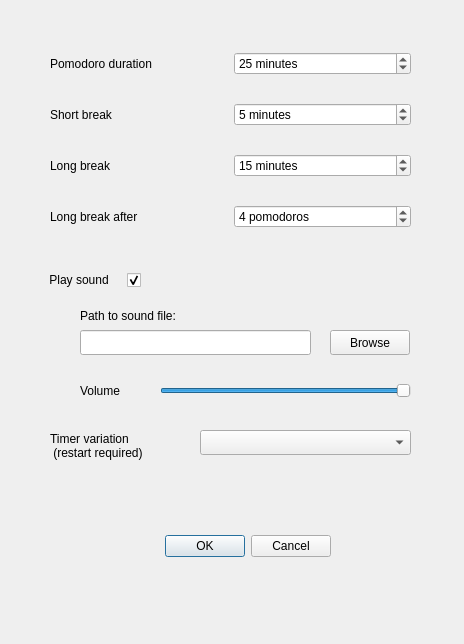
First picture: the form in qt_gui/ui/settings.ui, repository ravenvz/SprintTimer, before the edit.
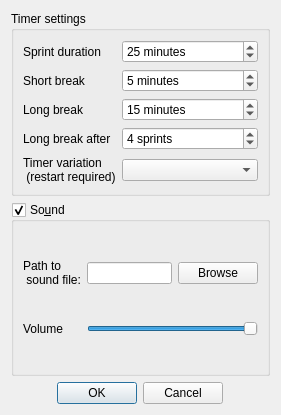
Second picture: the form after the edit. Icons and pictures are not drawn.

```diff
--- a/qt_gui/ui/settings.ui
+++ b/qt_gui/ui/settings.ui
@@ -6,8 +6,8 @@
    <rect>
     <x>0</x>
     <y>0</y>
-    <width>464</width>
-    <height>644</height>
+    <width>281</width>
+    <height>415</height>
    </rect>
   </property>
   <property name="windowTitle">
@@ -17,51 +17,22 @@
    <iconset resource="../resources/resources.qrc">
     <normaloff>:/icons/config.ico</normaloff>:/icons/config.ico</iconset>
   </property>
-  <widget class="QDialogButtonBox" name="buttonBox">
-   <property name="geometry">
-    <rect>
-     <x>-10</x>
-     <y>530</y>
-     <width>341</width>
-     <height>32</height>
-    </rect>
-   </property>
-   <property name="orientation">
-    <enum>Qt::Horizontal</enum>
-   </property>
-   <property name="standardButtons">
-    <set>QDialogButtonBox::Cancel|QDialogButtonBox::Ok</set>
-   </property>
-  </widget>
-  <widget class="QSlider" name="hSliderVolume">
-   <property name="geometry">
-    <rect>
-     <x>160</x>
-     <y>380</y>
-     <width>251</width>
-     <height>21</height>
-    </rect>
-   </property>
-   <property name="maximum">
-    <number>100</number>
-   </property>
-   <property name="sliderPosition">
-    <number>100</number>
-   </property>
-   <property name="orientation">
-    <enum>Qt::Horizontal</enum>
-   </property>
-  </widget>
-  <widget class="QWidget" name="gridLayoutWidget">
-   <property name="geometry">
-    <rect>
-     <x>50</x>
-     <y>30</y>
-     <width>361</width>
-     <height>221</height>
-    </rect>
+  <layout class="QVBoxLayout" name="verticalLayout">
+   <item>
+    <widget class="QGroupBox" name="gbTimerSettings">
+     <property name="title">
+      <string>Timer settings</string>
    </property>
    <layout class="QGridLayout" name="gridLayout">
+      <property name="topMargin">
+       <number>9</number>
+      </property>
+      <property name="bottomMargin">
+       <number>9</number>
+      </property>
+      <property name="verticalSpacing">
+       <number>6</number>
+      </property>
     <item row="2" column="0">
      <widget class="QLabel" name="label_3">
       <property name="text">
@@ -69,7 +40,64 @@
       </property>
      </widget>
     </item>
-    <item row="1" column="1">
+      <item row="0" column="2" colspan="2">
+       <widget class="QSpinBox" name="spBxSprintDuration">
+        <property name="accessibleName">
+         <string/>
+        </property>
+        <property name="accessibleDescription">
+         <string/>
+        </property>
+        <property name="specialValueText">
+         <string/>
+        </property>
+        <property name="suffix">
+         <string> minutes</string>
+        </property>
+        <property name="minimum">
+         <number>1</number>
+        </property>
+        <property name="maximum">
+         <number>120</number>
+        </property>
+        <property name="value">
+         <number>25</number>
+        </property>
+       </widget>
+      </item>
+      <item row="2" column="2" colspan="2">
+       <widget class="QSpinBox" name="spBxLongDuration">
+        <property name="accessibleName">
+         <string/>
+        </property>
+        <property name="accessibleDescription">
+         <string/>
+        </property>
+        <property name="specialValueText">
+         <string/>
+        </property>
+        <property name="suffix">
+         <string> minutes</string>
+        </property>
+        <property name="minimum">
+         <number>1</number>
+        </property>
+        <property name="maximum">
+         <number>120</number>
+        </property>
+        <property name="value">
+         <number>15</number>
+        </property>
+       </widget>
+      </item>
+      <item row="3" column="0">
+       <widget class="QLabel" name="label_4">
+        <property name="text">
+         <string>Long break after</string>
+        </property>
+       </widget>
+      </item>
+      <item row="1" column="2" colspan="2">
      <widget class="QSpinBox" name="spBxShortDuration">
       <property name="accessibleName">
        <string/>
@@ -97,7 +125,7 @@
     <item row="0" column="0">
      <widget class="QLabel" name="label">
       <property name="text">
-       <string>Pomodoro duration</string>
+         <string>Sprint duration</string>
       </property>
      </widget>
     </item>
@@ -108,57 +136,7 @@
       </property>
      </widget>
     </item>
-    <item row="0" column="1">
-     <widget class="QSpinBox" name="spBxPomodoroDuration">
-      <property name="accessibleName">
-       <string/>
-      </property>
-      <property name="accessibleDescription">
-       <string/>
-      </property>
-      <property name="specialValueText">
-       <string/>
-      </property>
-      <property name="suffix">
-       <string> minutes</string>
-      </property>
-      <property name="minimum">
-       <number>1</number>
-      </property>
-      <property name="maximum">
-       <number>120</number>
-      </property>
-      <property name="value">
-       <number>25</number>
-      </property>
-     </widget>
-    </item>
-    <item row="2" column="1">
-     <widget class="QSpinBox" name="spBxLongDuration">
-      <property name="accessibleName">
-       <string/>
-      </property>
-      <property name="accessibleDescription">
-       <string/>
-      </property>
-      <property name="specialValueText">
-       <string/>
-      </property>
-      <property name="suffix">
-       <string> minutes</string>
-      </property>
-      <property name="minimum">
-       <number>1</number>
-      </property>
-      <property name="maximum">
-       <number>120</number>
-      </property>
-      <property name="value">
-       <number>15</number>
-      </property>
-     </widget>
-    </item>
-    <item row="3" column="1">
+      <item row="3" column="2" colspan="2">
      <widget class="QSpinBox" name="spBxLongBreakAfter">
       <property name="accessibleName">
        <string/>
@@ -170,7 +148,7 @@
        <string/>
       </property>
       <property name="suffix">
-       <string> pomodoros</string>
+         <string> sprints</string>
       </property>
       <property name="minimum">
        <number>2</number>
@@ -183,111 +161,92 @@
       </property>
      </widget>
     </item>
-    <item row="3" column="0">
-     <widget class="QLabel" name="label_4">
-      <property name="text">
-       <string>Long break after</string>
-      </property>
-     </widget>
-    </item>
-   </layout>
-  </widget>
-  <widget class="QLabel" name="lblSoundVolume">
-   <property name="geometry">
-    <rect>
-     <x>80</x>
-     <y>370</y>
-     <width>61</width>
-     <height>41</height>
-    </rect>
-   </property>
-   <property name="text">
-    <string>Volume</string>
-   </property>
-  </widget>
-  <widget class="QCheckBox" name="chBxPlaySound">
-   <property name="geometry">
-    <rect>
-     <x>30</x>
-     <y>270</y>
-     <width>111</width>
-     <height>20</height>
-    </rect>
-   </property>
-   <property name="layoutDirection">
-    <enum>Qt::RightToLeft</enum>
-   </property>
-   <property name="text">
-    <string>Play sound    </string>
-   </property>
-   <property name="checked">
-    <bool>true</bool>
-   </property>
-  </widget>
-  <widget class="QLineEdit" name="lePathToSoundFile">
-   <property name="geometry">
-    <rect>
-     <x>80</x>
-     <y>330</y>
-     <width>231</width>
-     <height>25</height>
-    </rect>
-   </property>
-  </widget>
-  <widget class="QLabel" name="label_5">
-   <property name="geometry">
-    <rect>
-     <x>80</x>
-     <y>300</y>
-     <width>111</width>
-     <height>31</height>
-    </rect>
-   </property>
-   <property name="text">
-    <string>Path to sound file:</string>
-   </property>
-  </widget>
-  <widget class="QPushButton" name="pbBrowseSoundFile">
-   <property name="geometry">
-    <rect>
-     <x>330</x>
-     <y>330</y>
-     <width>80</width>
-     <height>25</height>
-    </rect>
-   </property>
-   <property name="text">
-    <string>Browse</string>
-   </property>
-  </widget>
+      <item row="5" column="0">
   <widget class="QLabel" name="label_6">
-   <property name="geometry">
-    <rect>
-     <x>50</x>
-     <y>430</y>
-     <width>111</width>
-     <height>31</height>
-    </rect>
-   </property>
    <property name="text">
     <string>Timer variation
  (restart required)</string>
    </property>
   </widget>
-  <widget class="QComboBox" name="cbxTimerVariation">
-   <property name="geometry">
-    <rect>
-     <x>200</x>
-     <y>430</y>
-     <width>211</width>
-     <height>25</height>
-    </rect>
-   </property>
-  </widget>
- </widget>
- <resources>
-  <include location="../resources/resources.qrc"/>
- </resources>
+      </item>
+      <item row="5" column="2" colspan="2">
+       <widget class="QComboBox" name="cbxTimerVariation"/>
+      </item>
+     </layout>
+    </widget>
+   </item>
+   <item>
+    <widget class="QGroupBox" name="gbSoundSettings">
+     <property name="enabled">
+      <bool>true</bool>
+     </property>
+     <property name="sizePolicy">
+      <sizepolicy hsizetype="Preferred" vsizetype="Preferred">
+       <horstretch>0</horstretch>
+       <verstretch>0</verstretch>
+      </sizepolicy>
+     </property>
+     <property name="title">
+      <string>So&amp;und</string>
+     </property>
+     <property name="checkable">
+      <bool>true</bool>
+     </property>
+     <layout class="QGridLayout" name="gridLayout_2">
+      <item row="0" column="0">
+       <widget class="QLabel" name="label_5">
+        <property name="text">
+         <string>Path to
+ sound file:</string>
+        </property>
+       </widget>
+      </item>
+      <item row="0" column="1" colspan="3">
+       <widget class="QLineEdit" name="lePathToSoundFile"/>
+      </item>
+      <item row="0" column="4">
+       <widget class="QPushButton" name="pbBrowseSoundFile">
+        <property name="text">
+         <string>Browse</string>
+        </property>
+       </widget>
+      </item>
+      <item row="1" column="0">
+       <widget class="QLabel" name="lblSoundVolume">
+        <property name="text">
+         <string>Volume</string>
+        </property>
+       </widget>
+      </item>
+      <item row="1" column="1" colspan="4">
+       <widget class="QSlider" name="hSliderVolume">
+        <property name="maximum">
+         <number>100</number>
+        </property>
+        <property name="sliderPosition">
+         <number>100</number>
+        </property>
+        <property name="orientation">
+         <enum>Qt::Horizontal</enum>
+        </property>
+       </widget>
+      </item>
+     </layout>
+    </widget>
+   </item>
+   <item alignment="Qt::AlignHCenter">
+    <widget class="QDialogButtonBox" name="buttonBox">
+     <property name="orientation">
+      <enum>Qt::Horizontal</enum>
+     </property>
+     <property name="standardButtons">
+      <set>QDialogButtonBox::Cancel|QDialogButtonBox::Ok</set>
+     </property>
+    </widget>
+   </item>
+  </layout>
+ </widget>
+ <resources/>
  <connections>
   <connection>
    <sender>buttonBox</sender>
```
Left out of the diff: 5 changed lines with no effect on the pictures. Lines whose indentation alone changed are shown as unchanged.
